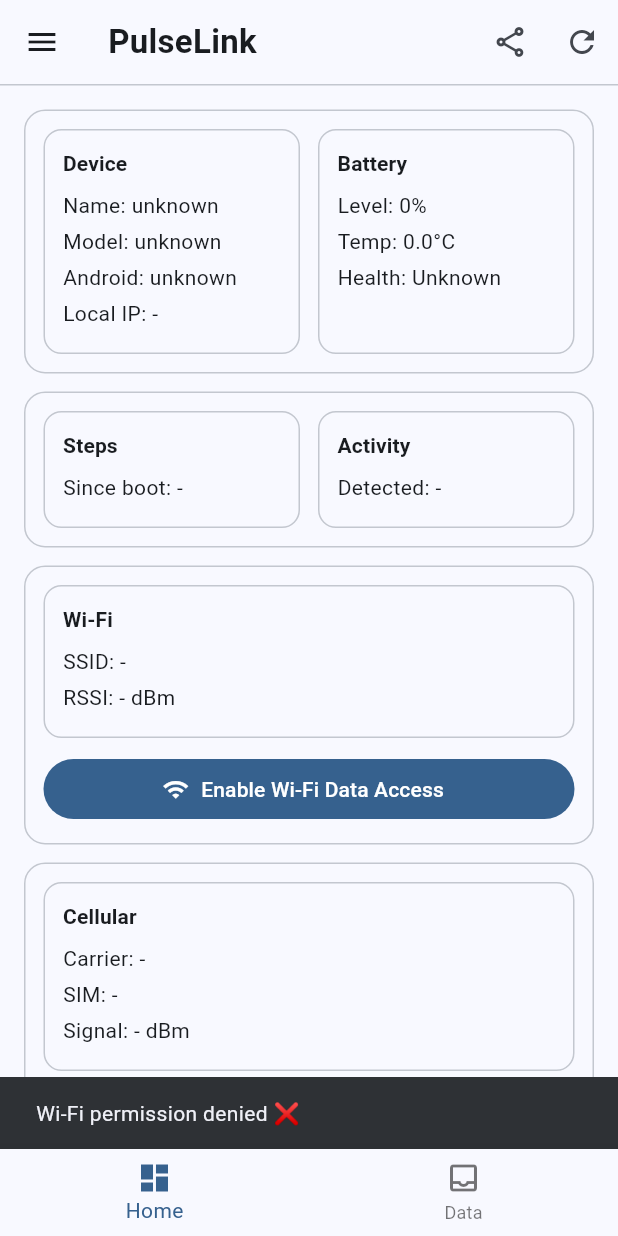
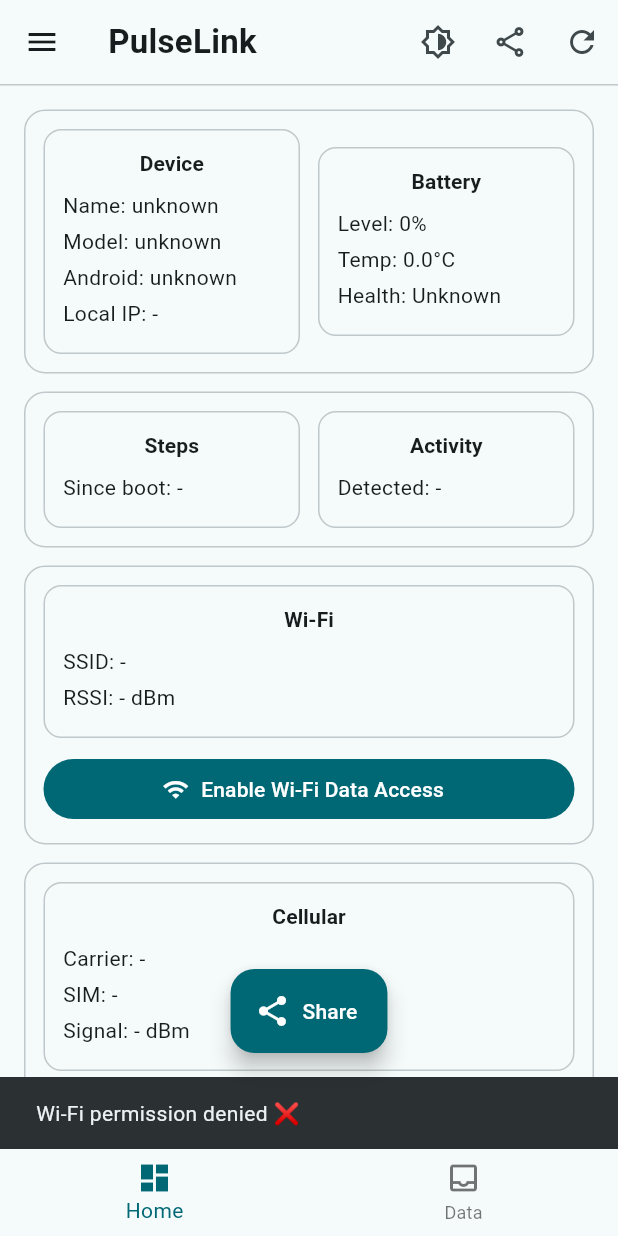
Before and after one commit to jahidkhandakar/pulse-link, a Flutter app: the screen it shows after launch, after a tap on "Enable Wi-Fi Data Access", on a phone screen of 412 x 824 dp. Run offline on Flutter 3.47's test engine with Material 3 defaults, Android fonts, the phone set to English and light mode, and no system bars; our stand-ins replace hive, hive_flutter; accounts and stored records are empty.

Commit message:
Add Dark and Light theme toggler

```diff
--- a/lib/main.dart
+++ b/lib/main.dart
@@ -1,15 +1,14 @@
 import 'package:flutter/material.dart';
 import 'package:hive_flutter/hive_flutter.dart';
 import 'screens/home_screen.dart';
-import 'screens/received_screen.dart';
 import 'screens/share_screen.dart';
+import 'widgets/received_data_tab.dart';
+import 'theme/app_theme_mode.dart';
 
 Future<void> main() async {
   WidgetsFlutterBinding.ensureInitialized();
-
   await Hive.initFlutter();
-  await Hive.openBox<String>('received_snapshots'); // stores raw JSON strings
-
+  await Hive.openBox<String>('received_snapshots');
   runApp(const MyApp());
 }
 
@@ -18,18 +17,34 @@
 
   @override
   Widget build(BuildContext context) {
+    const seed = Colors.grey;
+
+    return ValueListenableBuilder<ThemeMode>(
+      valueListenable: AppThemeMode.mode,
+      builder: (_, mode, __) {
         return MaterialApp(
           title: 'PulseLink',
           debugShowCheckedModeBanner: false,
+
           theme: ThemeData(
             useMaterial3: true,
-        colorSchemeSeed: Colors.blue,
+            colorSchemeSeed: seed,
+            brightness: Brightness.light,
           ),
-      initialRoute: '/',
+          darkTheme: ThemeData(
+            useMaterial3: true,
+            colorSchemeSeed: seed,
+            brightness: Brightness.dark,
+          ),
+
+          themeMode: mode,
+
+          home: const HomeScreen(),
           routes: {
-        '/': (_) => const HomeScreen(),
             '/share': (_) => const ShareScreen(),
-        '/received': (_) => const ReceivedScreen(),
+            '/received': (_) => const ReceivedDataTab(),
+          },
+        );
       },
     );
   }
--- a/lib/screens/home_screen.dart
+++ b/lib/screens/home_screen.dart
@@ -103,7 +103,11 @@
 
     setState(() => _wifiPermOk = ok);
     ScaffoldMessenger.of(context).showSnackBar(
-      SnackBar(content: Text(ok ? "Wi-Fi permissions granted ✅" : "Wi-Fi permission denied ❌")),
+      SnackBar(
+        content: Text(
+          ok ? "Wi-Fi permissions granted ✅" : "Wi-Fi permission denied ❌",
+        ),
+      ),
     );
     await _refresh();
   }
@@ -114,7 +118,11 @@
 
     setState(() => _phonePermOk = ok);
     ScaffoldMessenger.of(context).showSnackBar(
-      SnackBar(content: Text(ok ? "Phone permission granted ✅" : "Phone permission denied ❌")),
+      SnackBar(
+        content: Text(
+          ok ? "Phone permission granted ✅" : "Phone permission denied ❌",
+        ),
+      ),
     );
     await _refresh();
   }
@@ -136,9 +144,9 @@
           await _refresh();
         },
         onShare: () {
-          Navigator.of(context).push(
-            MaterialPageRoute(builder: (_) => const ShareScreen()),
-          );
+          Navigator.of(
+            context,
+          ).push(MaterialPageRoute(builder: (_) => const ShareScreen()));
         },
       ),
       drawer: StatusDrawer(
@@ -179,6 +187,20 @@
           ),
         ],
       ),
+      floatingActionButton: _tabIndex == 0
+          ? FloatingActionButton.extended(
+              onPressed: () {
+                Navigator.of(
+                  context,
+                ).push(MaterialPageRoute(builder: (_) => const ShareScreen()));
+              },
+              icon: const Icon(Icons.share),
+              label: const Text("Share"),
+              backgroundColor: Theme.of(context).colorScheme.primary,
+              foregroundColor: Theme.of(context).colorScheme.onPrimary,
+            )
+          : null,
+      floatingActionButtonLocation: FloatingActionButtonLocation.centerFloat,
     );
   }
 }
--- /dev/null
+++ b/lib/theme/app_theme_mode.dart
@@ -0,0 +1,17 @@
+import 'package:flutter/material.dart';
+
+class AppThemeMode {
+  static final ValueNotifier<ThemeMode> mode =
+      ValueNotifier<ThemeMode>(ThemeMode.system);
+
+  static void toggle() {
+    final current = mode.value;
+    if (current == ThemeMode.dark) {
+      mode.value = ThemeMode.light;
+    } else {
+      mode.value = ThemeMode.dark;
+    }
+  }
+
+  static void setSystem() => mode.value = ThemeMode.system;
+}
--- a/lib/widgets/app_app_bar.dart
+++ b/lib/widgets/app_app_bar.dart
@@ -1,4 +1,5 @@
 import 'package:flutter/material.dart';
+import 'package:pulse_link/theme/app_theme_mode.dart';
 
 class AppAppBar extends StatelessWidget implements PreferredSizeWidget {
   final String title;
@@ -19,10 +20,7 @@
     return AppBar(
       title: Text(
         title,
-        style: const TextStyle(
-          fontWeight: FontWeight.w600,
-          letterSpacing: 0.2,
-        ),
+        style: const TextStyle(fontWeight: FontWeight.w600, letterSpacing: 0.2),
       ),
       centerTitle: false,
       elevation: 0,
@@ -30,6 +28,11 @@
       backgroundColor: cs.surface,
       surfaceTintColor: Colors.transparent,
       actions: [
+        IconButton(
+          tooltip: "Toggle theme",
+          icon: const Icon(Icons.brightness_6_outlined),
+          onPressed: () => AppThemeMode.toggle(),
+        ),
         if (onShare != null)
           IconButton(
             tooltip: "Share My Pulse",
--- a/lib/widgets/home_tab_content.dart
+++ b/lib/widgets/home_tab_content.dart
@@ -1,8 +1,6 @@
 import 'package:flutter/material.dart';
-
 import '../models/device_snapshot.dart';
 import 'metric_card.dart';
-import 'notice_board.dart';
 import 'section_container.dart';
 
 class HomeTabContent extends StatelessWidget {
@@ -132,14 +130,7 @@
               ],
             ),
           ),
-
-          // Notice board
-          NoticeBoard(
-            text:
-                "NB: If some fields show '-', it usually means permissions are missing or the device/OEM restricts access.",
-          ),
-
-          const SizedBox(height: 90), // breathing room above bottom nav
+          const SizedBox(height: 55), // breathing room above bottom nav
         ],
       ),
     );
--- a/lib/widgets/metric_card.dart
+++ b/lib/widgets/metric_card.dart
@@ -22,12 +22,15 @@
       padding: const EdgeInsets.all(12),
       child: Column(
         crossAxisAlignment: CrossAxisAlignment.start,
+        mainAxisSize: MainAxisSize.min, // ✅ important
         children: [
-          Text(
-            title,
-            style: Theme.of(context).textTheme.titleSmall?.copyWith(
-                  fontWeight: FontWeight.w700,
-                ),
+          Center(
+            child: Text(
+              title,
+              style: Theme.of(context).textTheme.titleSmall?.copyWith(
+                    fontWeight: FontWeight.w700,
+                  ),
+            ),
           ),
           const SizedBox(height: 8),
           ...lines.map(
@@ -39,7 +42,6 @@
               ),
             ),
           ),
-          const Spacer(),
         ],
       ),
     );
```
Also changed, not shown: lib/widgets/status_drawer.dart (+12 -12 lines), assets/icon/app_icon.png, assets/icon/app_icon_foreground.png, 11 other files. Lines whose indentation alone changed are shown as unchanged.
